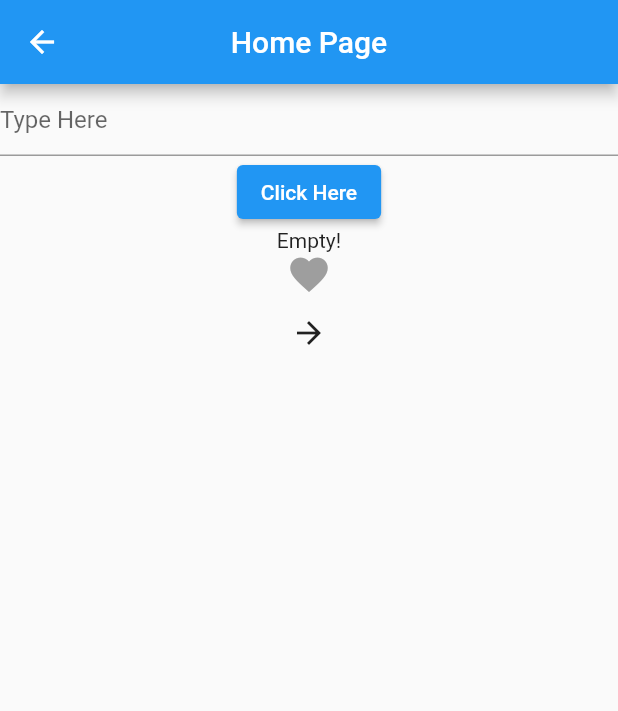
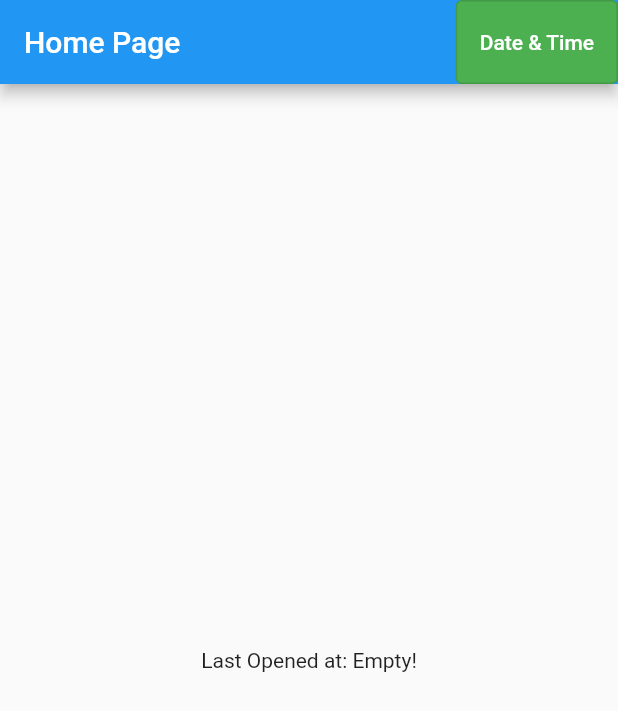
Before and after one commit to sharmashashi/HCOE_2022_May_20, a Flutter app: the screen it shows after launch, on a phone screen of 412 x 824 dp. Shown: the top 711 px of the screen. Run offline on Flutter 3.47's test engine with Material 2 defaults, Android fonts, the phone set to English and light mode, and no system bars; drawn by our look-alikes of like_button; our stand-ins replace shared_preferences.

Commit message:
local_storage

```diff
--- a/lib/homepage.dart
+++ b/lib/homepage.dart
@@ -1,6 +1,5 @@
-import 'package:firstapp/detailedpage.dart';
 import 'package:flutter/material.dart';
-import 'package:like_button/like_button.dart';
+import 'package:shared_preferences/shared_preferences.dart';
 
 class HomePage extends StatefulWidget {
   const HomePage({Key? key}) : super(key: key);
@@ -10,58 +9,59 @@ class HomePage extends StatefulWidget {
 }
 
 class _HomePageState extends State<HomePage> {
-  final TextEditingController _fieldController = TextEditingController();
-  String _inputText = "Empty!";
+  String dateTime = "Empty!";
+
+  @override
+  void initState() {
+    saveDateTime();
+    super.initState();
+  }
+
   @override
   Widget build(BuildContext context) {
     return Scaffold(
-      appBar: AppBar(
-        centerTitle: true,
-        title: Text("Home Page"),
-        leading: Icon(Icons.arrow_back),
-      ),
-      body: _body(context),
+        appBar: AppBar(
+          title: Text("Home Page"),
+          actions: [
+            OutlinedButton(
+              style: ButtonStyle(
+                  backgroundColor: MaterialStateProperty.all(Colors.green)),
+              onPressed: () {
+                getAndDisplayDateTime();
+              },
+              child: Text(
+                "Date & Time",
+                style: TextStyle(color: Colors.white),
+              ),
+            )
+          ],
+        ),
+        body: _body());
+  }
+
+  Widget _body() {
+    return Center(
+      child: Text("Last Opened at: $dateTime"),
     );
   }
 
-  Widget _body(BuildContext context) {
-    return Column(
-      children: [
-        TextField(
-          controller: _fieldController,
-          decoration: InputDecoration(hintText: "Type Here"),
-        ),
-        ElevatedButton(
-            onPressed: () {
-              // print("clicked this button");
-              _inputText = _fieldController.text;
-              setState(() {});
-              print(_inputText);
-            },
-            child: Text("Click Here")),
-        Text(_inputText),
-        _likeButton(),
-        _detailedPageButton(context)
-      ],
-    );
+  saveDateTime() async {
+    SharedPreferences pref = await SharedPreferences.getInstance();
+    DateTime currentDate = DateTime.now();
+    String stringDateTime = currentDate.toIso8601String();
+
+    await pref.setString("currentDateTime", stringDateTime);
   }
 
-  Widget _detailedPageButton(BuildContext context) {
-    return IconButton(
-        onPressed: () {
-          Navigator.of(context).push(MaterialPageRoute(builder: (context) {
-            return DetailedPage();
-          }));
-        },
-        icon: Icon(Icons.arrow_forward));
-  }
+  getAndDisplayDateTime() async {
+    SharedPreferences pref = await SharedPreferences.getInstance();
 
-  Widget _likeButton() {
-    return LikeButton(
-      // onTap: (value){
+    String savedDateTime = pref.getString("currentDateTime").toString();
 
-      // },
-      bubblesSize: 500,
-    );
+    DateTime date = DateTime.parse(savedDateTime);
+
+    setState(() {
+      dateTime = date.hour.toString() + " : " + date.minute.toString();
+    });
   }
 }
--- a/lib/main.dart
+++ b/lib/main.dart
@@ -1,4 +1,5 @@
 import 'package:firstapp/homepage.dart';
+import 'package:firstapp/settings_page.dart';
 import 'package:flutter/material.dart';
 
 void main() {
--- a/pubspec.yaml
+++ b/pubspec.yaml
@@ -30,6 +30,7 @@ dependencies:
   flutter:
     sdk: flutter
   like_button: ^2.0.4
+  shared_preferences: ^2.0.15
 
 
   # The following adds the Cupertino Icons font to your application.
```
Also changed, not shown: lib/async.dart (added, +11 -0 lines), lib/detailedpage.dart (deleted, +0 -41 lines), lib/settings_page.dart (added, +152 -0 lines), pubspec.lock, 7 other files.
